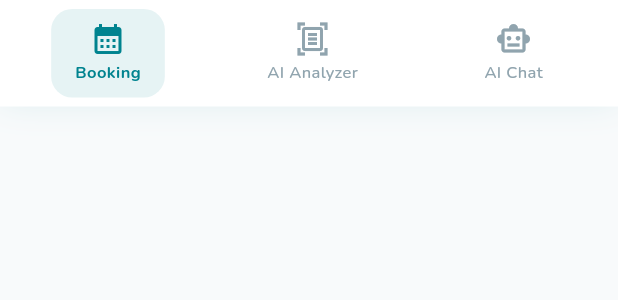
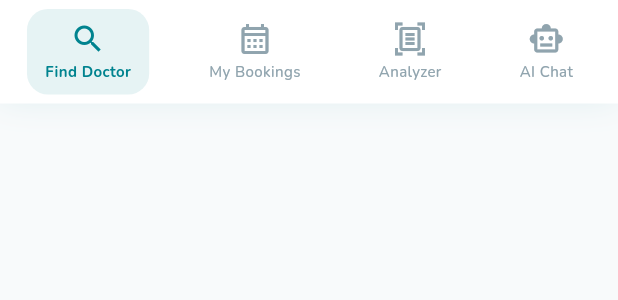
Before and after one commit to HimanshuIITP/MediSync, a Flutter app: the _MedBottomBar widget shown alone on an empty page, opened directly with empty values, on a phone screen of 412 x 824 dp. Shown: the top 300 px of the screen. Run offline on Flutter 3.47's test engine with Material 3 defaults, Android fonts, the light colour scheme and no system bars; our stand-ins replace cloud_firestore, file_picker, firebase_auth, firebase_core, flutter_rating_bar, google_fonts and 2 more; accounts and stored records are empty; statements that could not run were skipped.

Commit message:
main.dart

```diff
--- a/Flutter/lib/main.dart
+++ b/Flutter/lib/main.dart
@@ -1,5 +1,6 @@
 // lib/main.dart
-// Entry point – Firebase init + splash + auth gate + bottom navigation.
+// Entry point — Firebase init + splash + auth gate + bottom navigation.
+// Patient nav now has 4 tabs: Booking, My Bookings, AI Analyzer, AI Chat.
 
 import 'package:flutter/material.dart';
 import 'package:flutter/services.dart';
@@ -9,6 +10,7 @@ import 'services/auth_service.dart';
 import 'theme/app_theme.dart';
 import 'screens/splash_screen.dart';
 import 'screens/home_screen.dart';
+import 'screens/patient_bookings_screen.dart';
 import 'screens/analyzer_screen.dart';
 import 'screens/chatbot_screen.dart';
 import 'screens/auth/role_selection_screen.dart';
@@ -16,8 +18,8 @@ import 'screens/doctor/doctor_main_navigation.dart';
 
 void main() async {
   WidgetsFlutterBinding.ensureInitialized();
-  await Firebase.initializeApp(options: DefaultFirebaseOptions.currentPlatform);
-
+  await Firebase.initializeApp(
+      options: DefaultFirebaseOptions.currentPlatform);
   SystemChrome.setPreferredOrientations([
     DeviceOrientation.portraitUp,
     DeviceOrientation.portraitDown,
@@ -46,7 +48,6 @@ class MediSyncApp extends StatelessWidget {
 }
 
 // ── Splash → Auth Gate ────────────────────────────────────────────────────────
-// Shows splash first, then decides where to go based on Firebase auth state.
 class _SplashToAuthGate extends StatefulWidget {
   const _SplashToAuthGate();
 
@@ -61,8 +62,7 @@ class _SplashToAuthGateState extends State<_SplashToAuthGate> {
   Widget build(BuildContext context) {
     if (!_splashDone) {
       return SplashScreen(
-        onDone: () => setState(() => _splashDone = true),
-      );
+          onDone: () => setState(() => _splashDone = true));
     }
     return const _AuthGate();
   }
@@ -100,20 +100,21 @@ class _AuthGateState extends State<_AuthGate> {
         backgroundColor: AppTheme.primaryTeal,
         body: Center(
           child: Column(mainAxisSize: MainAxisSize.min, children: [
-            Icon(Icons.medical_services_rounded, color: Colors.white, size: 60),
+            Icon(Icons.medical_services_rounded,
+                color: Colors.white, size: 60),
             SizedBox(height: 20),
             CircularProgressIndicator(color: Colors.white),
           ]),
         ),
       );
     }
-    if (!_auth.isLoggedIn)   return const RoleSelectionScreen();
+    if (!_auth.isLoggedIn)             return const RoleSelectionScreen();
     if (_auth.role == UserRole.doctor) return const DoctorMainNavigation();
     return const MainNavigation();
   }
 }
 
-// ── Patient Main Navigation ───────────────────────────────────────────────────
+// ── Patient Main Navigation — 4 tabs ─────────────────────────────────────────
 class MainNavigation extends StatefulWidget {
   const MainNavigation({super.key});
 
@@ -127,6 +128,7 @@ class _MainNavigationState extends State<MainNavigation>
 
   final List<Widget> _pages = const [
     HomeScreen(),
+    PatientBookingsScreen(),
     AnalyzerScreen(),
     ChatbotScreen(),
   ];
@@ -173,22 +175,38 @@ class _MedBottomBar extends StatelessWidget {
       child: SafeArea(
         top: false,
         child: Padding(
-          padding: const EdgeInsets.symmetric(horizontal: 8, vertical: 6),
+          padding: const EdgeInsets.symmetric(horizontal: 4, vertical: 6),
           child: Row(
             mainAxisAlignment: MainAxisAlignment.spaceAround,
             children: [
-              _NavItem(icon: Icons.calendar_month_outlined,
-                  activeIcon: Icons.calendar_month,
-                  label: 'Booking',     isActive: currentIndex == 0,
-                  onTap: () => onTap(0)),
-              _NavItem(icon: Icons.document_scanner_outlined,
-                  activeIcon: Icons.document_scanner,
-                  label: 'AI Analyzer', isActive: currentIndex == 1,
-                  onTap: () => onTap(1)),
-              _NavItem(icon: Icons.smart_toy_outlined,
-                  activeIcon: Icons.smart_toy,
-                  label: 'AI Chat',     isActive: currentIndex == 2,
-                  onTap: () => onTap(2)),
+              _NavItem(
+                icon:       Icons.search_outlined,
+                activeIcon: Icons.search,
+                label:      'Find Doctor',
+                isActive:   currentIndex == 0,
+                onTap:      () => onTap(0),
+              ),
+              _NavItem(
+                icon:       Icons.calendar_month_outlined,
+                activeIcon: Icons.calendar_month,
+                label:      'My Bookings',
+                isActive:   currentIndex == 1,
+                onTap:      () => onTap(1),
+              ),
+              _NavItem(
+                icon:       Icons.document_scanner_outlined,
+                activeIcon: Icons.document_scanner,
+                label:      'Analyzer',
+                isActive:   currentIndex == 2,
+                onTap:      () => onTap(2),
+              ),
+              _NavItem(
+                icon:       Icons.smart_toy_outlined,
+                activeIcon: Icons.smart_toy,
+                label:      'AI Chat',
+                isActive:   currentIndex == 3,
+                onTap:      () => onTap(3),
+              ),
             ],
           ),
         ),
@@ -198,12 +216,17 @@ class _MedBottomBar extends StatelessWidget {
 }
 
 class _NavItem extends StatelessWidget {
-  final IconData icon, activeIcon;
-  final String   label;
-  final bool     isActive;
+  final IconData     icon, activeIcon;
+  final String       label;
+  final bool         isActive;
   final VoidCallback onTap;
-  const _NavItem({required this.icon, required this.activeIcon,
-      required this.label, required this.isActive, required this.onTap});
+  const _NavItem({
+    required this.icon,
+    required this.activeIcon,
+    required this.label,
+    required this.isActive,
+    required this.onTap,
+  });
 
   @override
   Widget build(BuildContext context) {
@@ -212,7 +235,7 @@ class _NavItem extends StatelessWidget {
       behavior: HitTestBehavior.opaque,
       child: AnimatedContainer(
         duration: const Duration(milliseconds: 200),
-        padding:  const EdgeInsets.symmetric(horizontal: 16, vertical: 8),
+        padding:  const EdgeInsets.symmetric(horizontal: 12, vertical: 8),
         decoration: BoxDecoration(
           color:        isActive
               ? AppTheme.primaryTeal.withValues(alpha: 0.10)
@@ -221,14 +244,21 @@ class _NavItem extends StatelessWidget {
         ),
         child: Column(mainAxisSize: MainAxisSize.min, children: [
           Icon(isActive ? activeIcon : icon,
-              color: isActive ? AppTheme.primaryTeal : AppTheme.textLight,
+              color: isActive
+                  ? AppTheme.primaryTeal
+                  : AppTheme.textLight,
               size: 24),
           const SizedBox(height: 3),
-          Text(label, style: TextStyle(
-            fontSize:   11,
-            fontWeight: isActive ? FontWeight.w700 : FontWeight.w500,
-            color:      isActive ? AppTheme.primaryTeal : AppTheme.textLight,
-          )),
+          Text(label,
+              style: TextStyle(
+                fontSize:   10,
+                fontWeight: isActive
+                    ? FontWeight.w700
+                    : FontWeight.w500,
+                color: isActive
+                    ? AppTheme.primaryTeal
+                    : AppTheme.textLight,
+              )),
         ]),
       ),
     );
```
